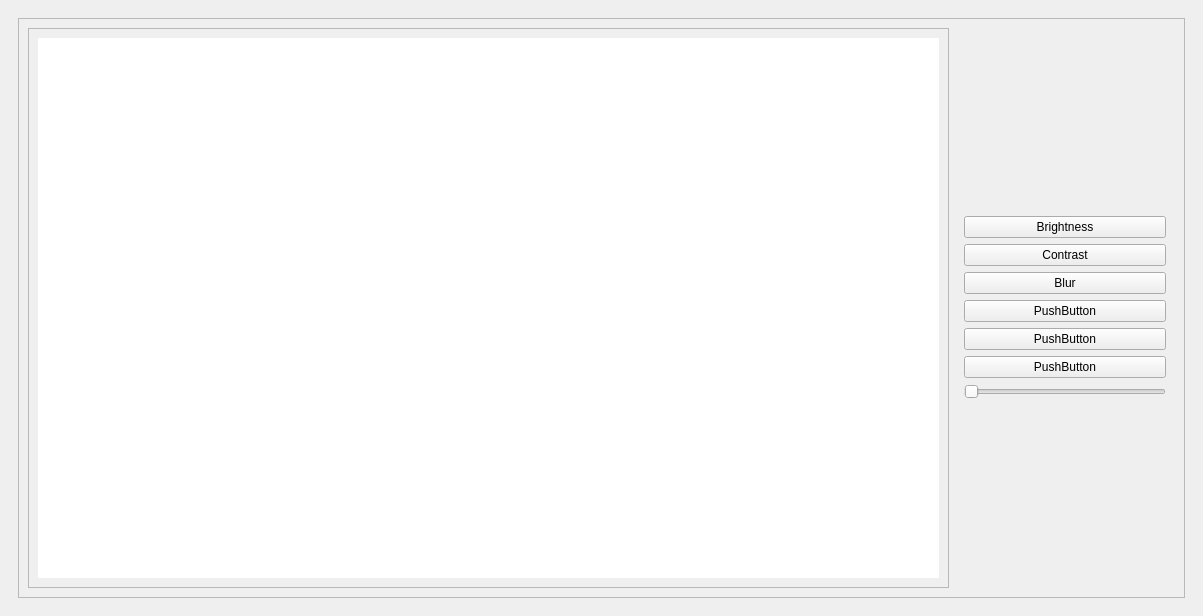
First picture: the form in UI/main.ui, repository sarimbinwaseem/Visca-Image-Editor, before the edit.
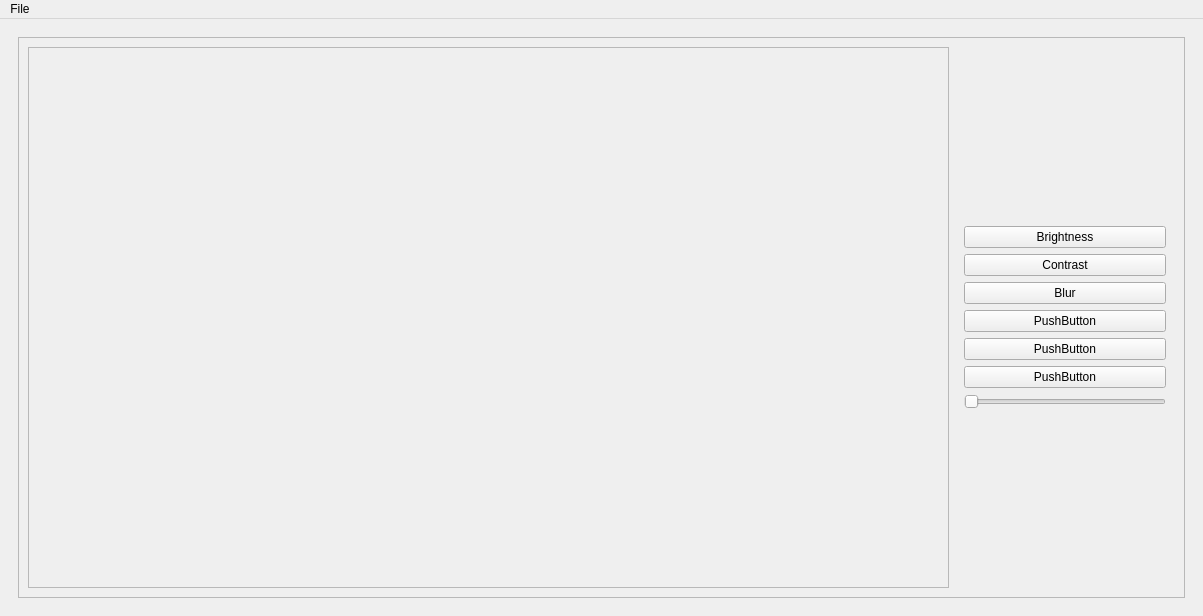
Second picture: the form after the edit.

Commit message: Pictures' opening but not full size.

```diff
--- a/UI/main.ui
+++ b/UI/main.ui
@@ -53,18 +53,7 @@
             <property name="frameShadow">
              <enum>QFrame::Raised</enum>
             </property>
-            <layout class="QGridLayout" name="gridLayout">
-             <item row="0" column="0">
-              <widget class="QGraphicsView" name="imageViewer">
-               <property name="frameShape">
-                <enum>QFrame::NoFrame</enum>
-               </property>
-               <property name="frameShadow">
-                <enum>QFrame::Plain</enum>
-               </property>
-              </widget>
-             </item>
-            </layout>
+            <layout class="QGridLayout" name="gridLayout"/>
            </widget>
           </item>
           <item>
@@ -175,6 +164,40 @@
     </item>
    </layout>
   </widget>
+  <widget class="QMenuBar" name="menuBar">
+   <property name="geometry">
+    <rect>
+     <x>0</x>
+     <y>0</y>
+     <width>1203</width>
+     <height>30</height>
+    </rect>
+   </property>
+   <widget class="QMenu" name="menuFile">
+    <property name="title">
+     <string>File</string>
+    </property>
+    <addaction name="actionOpen"/>
+    <addaction name="actionSave"/>
+   </widget>
+   <addaction name="menuFile"/>
+  </widget>
+  <action name="actionOpen">
+   <property name="text">
+    <string>Open</string>
+   </property>
+   <property name="shortcut">
+    <string>Ctrl+O</string>
+   </property>
+  </action>
+  <action name="actionSave">
+   <property name="text">
+    <string>Save</string>
+   </property>
+   <property name="shortcut">
+    <string>Ctrl+S</string>
+   </property>
+  </action>
  </widget>
  <resources/>
  <connections/>
```
Left out of the diff: 6 changed lines with no effect on the pictures. The commit also changes 1 other file.
